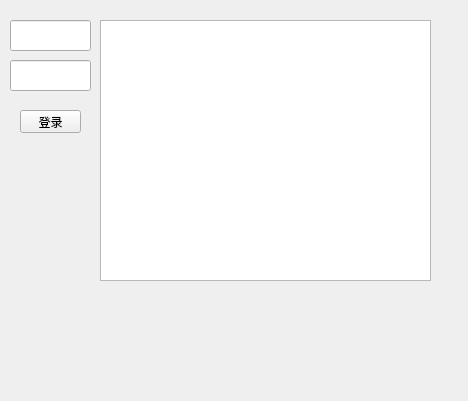
First picture: the form in QtWidgetsApplication/QtWidgetsClass.ui, repository lalala555/RenderBus, before the edit.
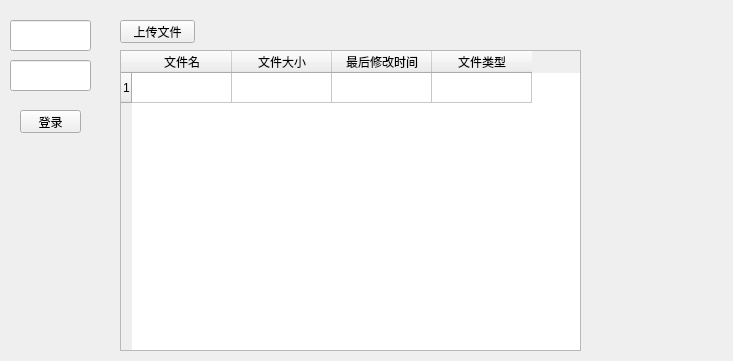
Second picture: the form after the edit.

Commit message: 完善和修改了显示资产内容，加入了上传文件

```diff
--- a/QtWidgetsApplication/QtWidgetsClass.ui
+++ b/QtWidgetsApplication/QtWidgetsClass.ui
@@ -6,8 +6,8 @@
    <rect>
     <x>0</x>
     <y>0</y>
-    <width>468</width>
-    <height>401</height>
+    <width>733</width>
+    <height>361</height>
    </rect>
   </property>
   <property name="windowTitle">
@@ -49,12 +49,70 @@
   <widget class="QTableWidget" name="tableWidget">
    <property name="geometry">
     <rect>
-     <x>100</x>
+     <x>120</x>
+     <y>50</y>
+     <width>461</width>
+     <height>301</height>
+    </rect>
+   </property>
+   <row>
+    <property name="text">
+     <string>1</string>
+    </property>
+   </row>
+   <column>
+    <property name="text">
+     <string>文件名</string>
+    </property>
+   </column>
+   <column>
+    <property name="text">
+     <string>文件大小</string>
+    </property>
+   </column>
+   <column>
+    <property name="text">
+     <string>最后修改时间</string>
+    </property>
+   </column>
+   <column>
+    <property name="text">
+     <string>文件类型</string>
+    </property>
+   </column>
+   <item row="0" column="0">
+    <property name="text">
+     <string/>
+    </property>
+   </item>
+   <item row="0" column="1">
+    <property name="text">
+     <string/>
+    </property>
+   </item>
+   <item row="0" column="2">
+    <property name="text">
+     <string/>
+    </property>
+   </item>
+   <item row="0" column="3">
+    <property name="text">
+     <string/>
+    </property>
+   </item>
+  </widget>
+  <widget class="QPushButton" name="pushButton">
+   <property name="geometry">
+    <rect>
+     <x>120</x>
      <y>20</y>
-     <width>331</width>
-     <height>261</height>
+     <width>75</width>
+     <height>23</height>
     </rect>
    </property>
+   <property name="text">
+    <string>上传文件</string>
+   </property>
   </widget>
  </widget>
  <layoutdefault spacing="6" margin="11"/>
```
The commit also changes 48 other files.
